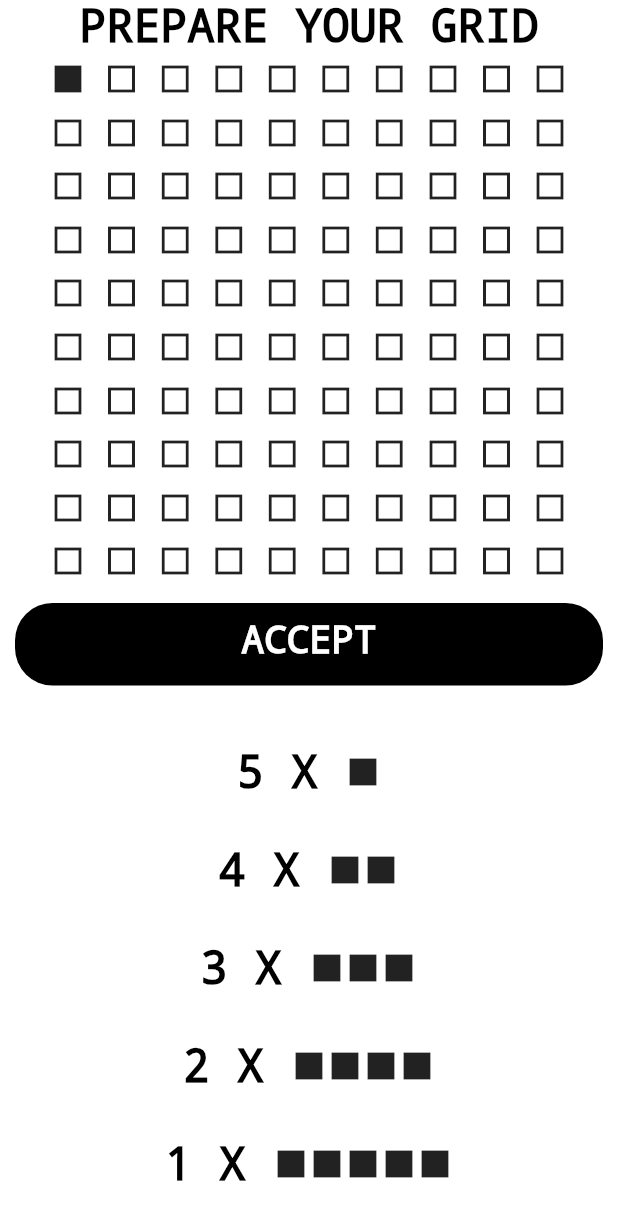
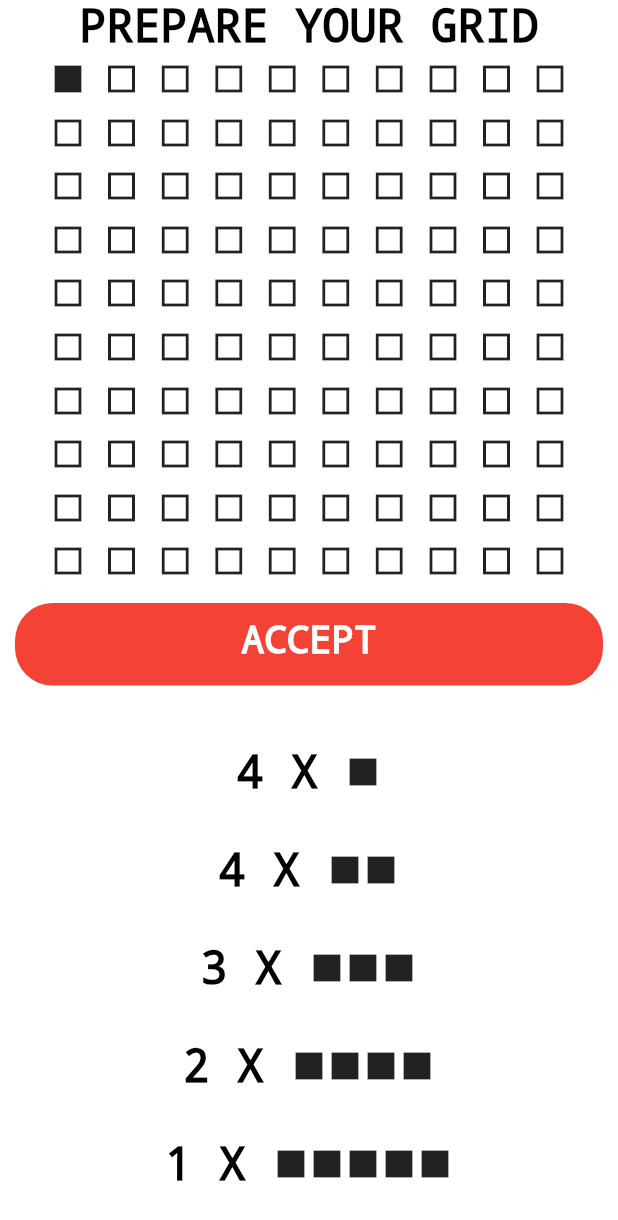
Before and after one commit to KlaudiuszSoltysik/Battleships-game, a Flutter app: the Preparation screen opened by its route, after a tap on the "square" icon, on a phone screen of 412 x 824 dp. Shown: the top 1220 px of the screen. Run offline on Flutter 3.47's test engine with Material 2 defaults, Android fonts, the phone set to English and light mode, and no system bars; our stand-ins replace animated_text_kit.

Commit message:
Creating board finished.

```diff
--- a/lib/components/components.dart
+++ b/lib/components/components.dart
@@ -5,19 +5,24 @@ import 'package:provider/provider.dart';
 class Button extends StatelessWidget {
   final String text;
   final VoidCallback function;
+  Color color;
 
-  Button({super.key, required this.text, required this.function});
+  Button(
+      {super.key,
+      required this.text,
+      required this.function,
+      this.color = Colors.black});
 
   @override
   Widget build(BuildContext context) {
     return GestureDetector(
-      onTap: function,
+      onTap: context.watch<Brain>().accept ? function : () {},
       child: Padding(
         padding: EdgeInsets.all(10),
         child: Container(
           height: 55,
           decoration: BoxDecoration(
-            color: Colors.black,
+            color: color,
             borderRadius: BorderRadius.all(
               Radius.circular(25),
             ),
@@ -327,11 +332,11 @@ class Brain with ChangeNotifier {
     for (int i = 0; i < 10; i++) {
       for (int j = 0; j < 10; j++) {
         shipLength = 0;
-        if (icon[i][j] == Icons.square) {
+        if (icon[j][i] == Icons.square) {
           shipLength++;
-          for (int k = 1; k < 5; k++) {
-            if (i + k < 10) {
-              if (icon[i + k][j] == Icons.square) {
+          for (int k = 1; k < 6; k++) {
+            if (j + k < 10) {
+              if (icon[j + k][i] == Icons.square) {
                 shipLength++;
               } else {
                 break;
@@ -341,21 +346,18 @@ class Brain with ChangeNotifier {
             }
           }
           if (shipLength > 5) {
+            icon[j + shipLength - 1][i] = Icons.square_outlined;
             ship5++;
-            shipLength -= 5;
-            for (int i = 0; i < shipLength; i++) {
-              ship1++;
-            }
           } else if (shipLength == 5) {
             ship5++;
           } else if (shipLength == 4) {
             ship4++;
-          } else if (shipLength == 4) {
+          } else if (shipLength == 3) {
             ship3++;
-          } else if (shipLength == 4) {
+          } else if (shipLength == 2) {
             ship2++;
           }
-          i += shipLength - 1;
+          j += shipLength - 1;
         }
       }
     }
@@ -364,7 +366,7 @@ class Brain with ChangeNotifier {
         shipLength = 0;
         if (icon[i][j] == Icons.square) {
           shipLength++;
-          for (int k = 1; k < 5; k++) {
+          for (int k = 1; k < 6; k++) {
             if (j + k < 10) {
               if (icon[i][j + k] == Icons.square) {
                 shipLength++;
@@ -376,11 +378,8 @@ class Brain with ChangeNotifier {
             }
           }
           if (shipLength > 5) {
+            icon[i][j + shipLength - 1] = Icons.square_outlined;
             ship5++;
-            shipLength -= 5;
-            for (int i = 0; i < shipLength; i++) {
-              ship1++;
-            }
           } else if (shipLength == 5) {
             ship5++;
           } else if (shipLength == 4) {
@@ -418,35 +417,40 @@ class Brain with ChangeNotifier {
               ship1++;
             }
           } else if (i == 0) {
-            if ((icon[i + 1][j] == Icons.square) &
-                (icon[i][j - 1] == Icons.square) &
-                (icon[i][j + 1] == Icons.square)) {
+            if ((icon[i + 1][j] == Icons.square_outlined) &
+                (icon[i][j - 1] == Icons.square_outlined) &
+                (icon[i][j + 1] == Icons.square_outlined)) {
               ship1++;
             }
           } else if (i == 9) {
-            if ((icon[i - 1][j] == Icons.square) &
-                (icon[i][j - 1] == Icons.square) &
-                (icon[i][j + 1] == Icons.square)) {
+            if ((icon[i - 1][j] == Icons.square_outlined) &
+                (icon[i][j - 1] == Icons.square_outlined) &
+                (icon[i][j + 1] == Icons.square_outlined)) {
               ship1++;
             }
           } else if (j == 0) {
-            if ((icon[i + 1][j] == Icons.square) &
-                (icon[i - 1][j] == Icons.square) &
-                (icon[i][j + 1] == Icons.square)) {
+            if ((icon[i + 1][j] == Icons.square_outlined) &
+                (icon[i - 1][j] == Icons.square_outlined) &
+                (icon[i][j + 1] == Icons.square_outlined)) {
               ship1++;
             }
           } else if (j == 9) {
-            if ((icon[i + 1][j] == Icons.square) &
-                (icon[i - 1][j] == Icons.square) &
-                (icon[i][j - 1] == Icons.square)) {
+            if ((icon[i + 1][j] == Icons.square_outlined) &
+                (icon[i - 1][j] == Icons.square_outlined) &
+                (icon[i][j - 1] == Icons.square_outlined)) {
               ship1++;
             }
+          } else if ((icon[i + 1][j] == Icons.square_outlined) &
+              (icon[i - 1][j] == Icons.square_outlined) &
+              (icon[i][j + 1] == Icons.square_outlined) &
+              (icon[i][j - 1] == Icons.square_outlined)) {
+            ship1++;
           }
           segments++;
         }
       }
     }
-    if (segments == 20) {
+    if (segments == 35) {
       accept = true;
     } else {
       accept = false;
@@ -456,6 +460,5 @@ class Brain with ChangeNotifier {
     print("ship 3 $ship3");
     print("ship 2 $ship2");
     print("ship 1 $ship1");
-    print("accept $accept");
   }
 }
--- a/lib/screens/preparation.dart
+++ b/lib/screens/preparation.dart
@@ -31,6 +31,7 @@ class _PreparationState extends State<Preparation> with ChangeNotifier {
             ),
             GameGrid(),
             Button(
+              color: !context.watch<Brain>().accept ? Colors.red : Colors.black,
               function: () {
                 Navigator.pushNamed(context, "/game");
               },
@@ -44,9 +45,11 @@ class _PreparationState extends State<Preparation> with ChangeNotifier {
                     mainAxisAlignment: MainAxisAlignment.center,
                     children: <Widget>[
                       Text(
-                        "5 X ",
+                        "${5 - context.watch<Brain>().ship1} X ",
                         style: TextStyle(
-                          color: Colors.black,
+                          color: context.watch<Brain>().ship1 > 5
+                              ? Colors.red
+                              : Colors.black,
                           decoration: TextDecoration.none,
                           fontSize: 30,
                           fontWeight: FontWeight.bold,
@@ -59,9 +62,11 @@ class _PreparationState extends State<Preparation> with ChangeNotifier {
                     mainAxisAlignment: MainAxisAlignment.center,
                     children: <Widget>[
                       Text(
-                        "4 X ",
+                        "${4 - context.watch<Brain>().ship2} X ",
                         style: TextStyle(
-                          color: Colors.black,
+                          color: context.watch<Brain>().ship2 > 4
+                              ? Colors.red
+                              : Colors.black,
                           decoration: TextDecoration.none,
                           fontSize: 30,
                           fontWeight: FontWeight.bold,
@@ -75,9 +80,11 @@ class _PreparationState extends State<Preparation> with ChangeNotifier {
                     mainAxisAlignment: MainAxisAlignment.center,
                     children: <Widget>[
                       Text(
-                        "3 X ",
+                        "${3 - context.watch<Brain>().ship3} X ",
                         style: TextStyle(
-                          color: Colors.black,
+                          color: context.watch<Brain>().ship3 > 3
+                              ? Colors.red
+                              : Colors.black,
                           decoration: TextDecoration.none,
                           fontSize: 30,
                           fontWeight: FontWeight.bold,
@@ -92,9 +99,11 @@ class _PreparationState extends State<Preparation> with ChangeNotifier {
                     mainAxisAlignment: MainAxisAlignment.center,
                     children: <Widget>[
                       Text(
-                        "2 X ",
+                        "${2 - context.watch<Brain>().ship4} X ",
                         style: TextStyle(
-                          color: Colors.black,
+                          color: context.watch<Brain>().ship4 > 2
+                              ? Colors.red
+                              : Colors.black,
                           decoration: TextDecoration.none,
                           fontSize: 30,
                           fontWeight: FontWeight.bold,
@@ -110,9 +119,11 @@ class _PreparationState extends State<Preparation> with ChangeNotifier {
                     mainAxisAlignment: MainAxisAlignment.center,
                     children: <Widget>[
                       Text(
-                        "1 X ",
+                        "${1 - context.watch<Brain>().ship5} X ",
                         style: TextStyle(
-                          color: Colors.black,
+                          color: context.watch<Brain>().ship5 > 1
+                              ? Colors.red
+                              : Colors.black,
                           decoration: TextDecoration.none,
                           fontSize: 30,
                           fontWeight: FontWeight.bold,
```
